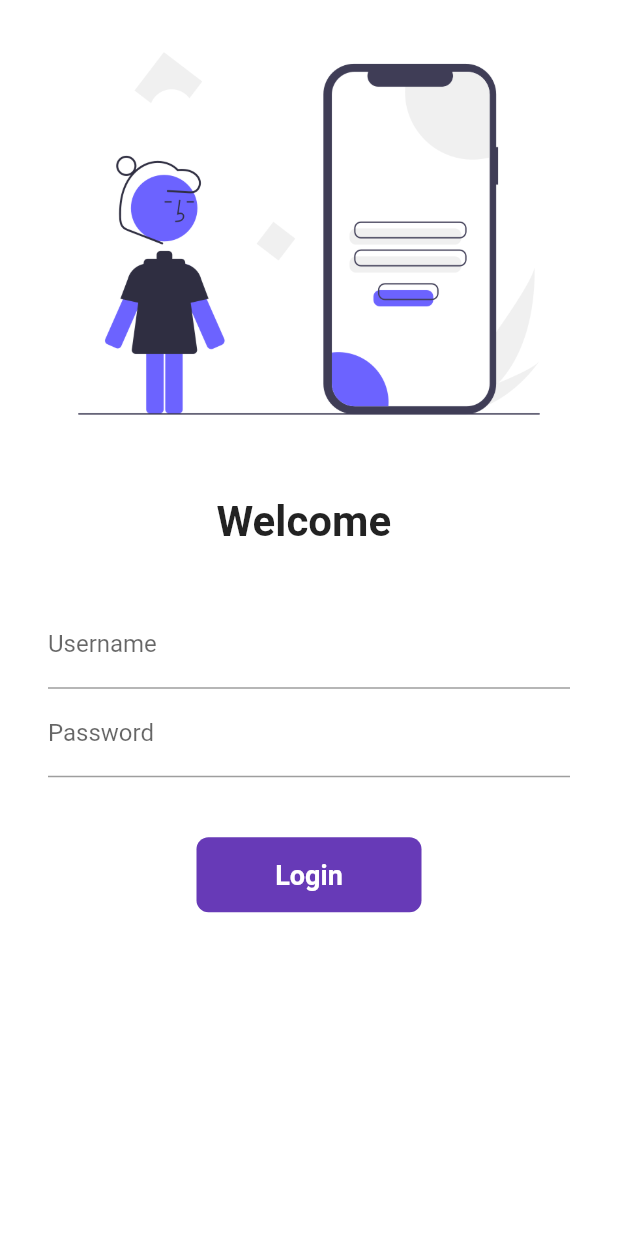
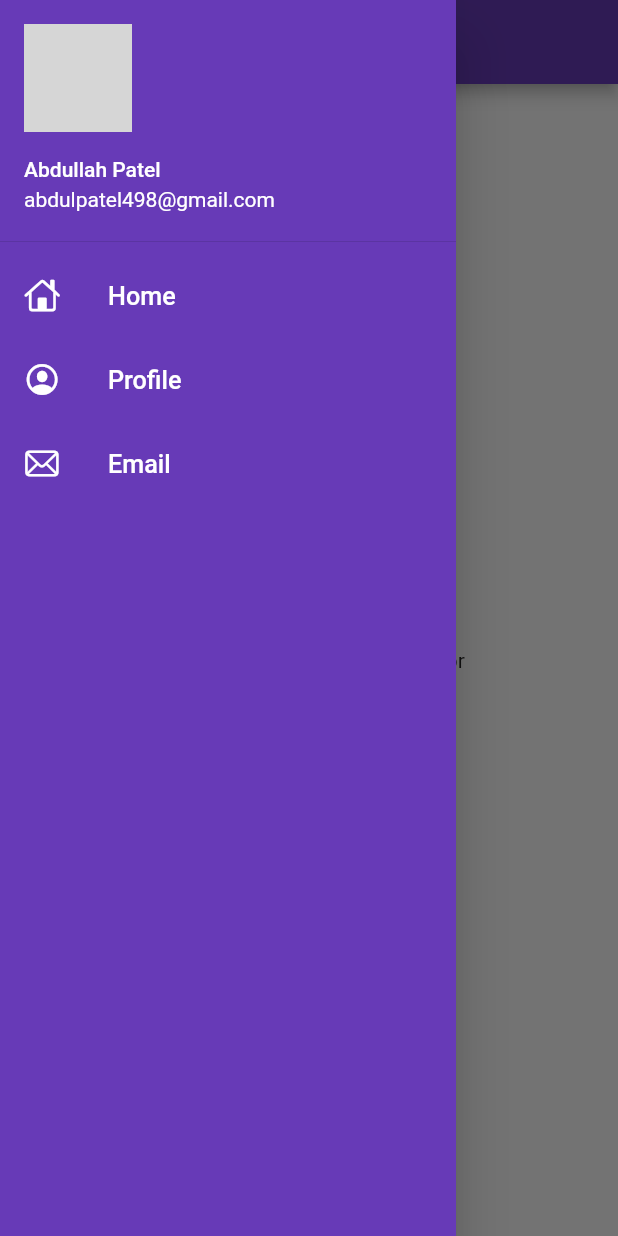
Before and after one commit to PATELAP/LetsGoFlutter, a Flutter app: the screen it shows after launch, with the side drawer open (before the commit the screen has no drawer), on a phone screen of 412 x 824 dp. Run offline on Flutter 3.47's test engine with Material 2 defaults, Android fonts, the phone set to English and light mode, and no system bars; network calls fail; grey boxes are pictures that could not be loaded.

Commit message:
day9 completed

```diff
--- a/lib/main.dart
+++ b/lib/main.dart
@@ -19,13 +19,13 @@ class MyApp extends StatelessWidget {
       theme: ThemeData(
         primarySwatch: Colors.deepPurple,
       ),
-      // debugShowCheckedModeBanner: false,
+      debugShowCheckedModeBanner: false,
       darkTheme: ThemeData(
         brightness: Brightness.dark,
       ),
       initialRoute: "/",
       routes: {
-        "/": (context) => const LoginPage(),
+        "/": (context) => HomePage(),
         MyRoutes.homeRoute: (context) => HomePage(),
         MyRoutes.loginRoute: (context) => const LoginPage(),
       },
--- a/lib/pages/home_page.dart
+++ b/lib/pages/home_page.dart
@@ -1,4 +1,5 @@
 import 'package:flutter/material.dart';
+import 'package:flutter_catalog/widgets/drawer.dart';
 
 class HomePage extends StatelessWidget {
   HomePage({super.key});
@@ -13,7 +14,7 @@ class HomePage extends StatelessWidget {
           child: Text("Welcome to $days flutter by $name"),
         ),
       ),
-      drawer: Drawer(),
+      drawer: MyDrawer(),
     );
   }
 }
--- /dev/null
+++ b/lib/widgets/drawer.dart
@@ -0,0 +1,72 @@
+import 'package:flutter/cupertino.dart';
+import 'package:flutter/material.dart';
+
+class MyDrawer extends StatelessWidget {
+  const MyDrawer({super.key});
+
+  @override
+  Widget build(BuildContext context) {
+    final imageUrl =
+        "https://images.news18.com/ibnlive/uploads/2021/06/1622960059_untitled-design-kid.png?im=Resize,width=360,aspect=fit,type=normal?im=Resize,width=320,aspect=fit,type=normal";
+    return Drawer(
+      child: Container(
+        color: Colors.deepPurple,
+        child: ListView(
+          padding: EdgeInsets.zero,
+          children: [
+            DrawerHeader(
+              padding: EdgeInsets.zero,
+              child: UserAccountsDrawerHeader(
+                margin: EdgeInsets.zero,
+                accountName: Text("Abdullah Patel"),
+                accountEmail: Text("abdulpatel498@gmail.com"),
+                currentAccountPicture: CircleAvatar(
+                  backgroundImage: NetworkImage(imageUrl),
+                ),
+              ),
+            ),
+            ListTile(
+              leading: Icon(
+                CupertinoIcons.home,
+                color: Colors.white,
+              ),
+              title: Text(
+                "Home",
+                textScaleFactor: 1.2,
+                style: TextStyle(
+                  color: Colors.white,
+                ),
+              ),
+            ),
+            ListTile(
+              leading: Icon(
+                CupertinoIcons.profile_circled,
+                color: Colors.white,
+              ),
+              title: Text(
+                "Profile",
+                textScaleFactor: 1.2,
+                style: TextStyle(
+                  color: Colors.white,
+                ),
+              ),
+            ),
+            ListTile(
+              leading: Icon(
+                CupertinoIcons.mail,
+                color: Colors.white,
+              ),
+              title: Text(
+                "Email",
+                textScaleFactor: 1.2,
+                style: TextStyle(
+                  color: Colors.white,
+                ),
+              ),
+            ),
+          ],
+        ),
+      ),
+    );
+  }
+}
```
Also changed, not shown: lib/pages/login_page.dart (+43 -16 lines).
